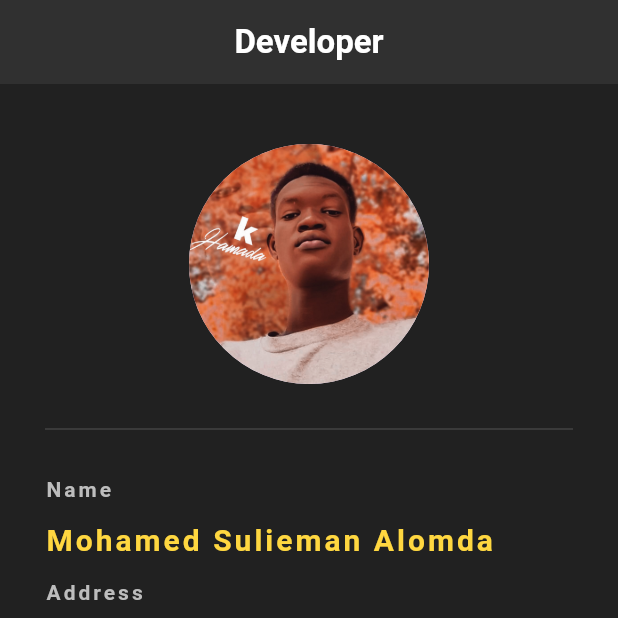
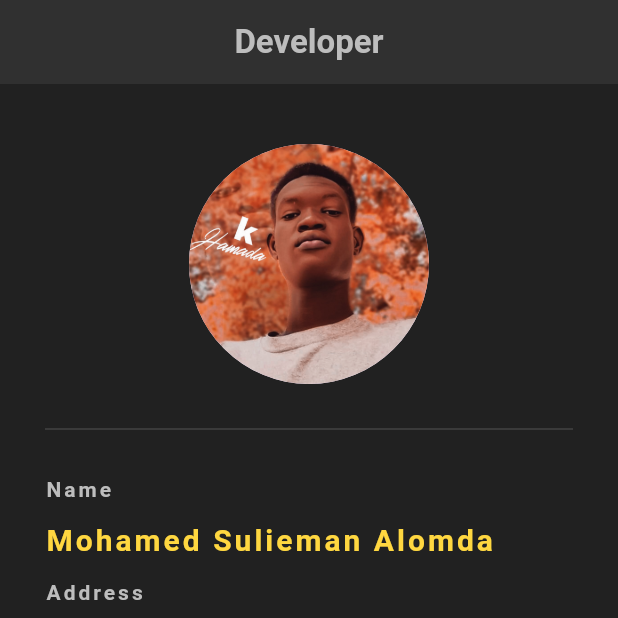
Before and after one commit to hamadax2/flutter, a Flutter app: the screen it shows after launch, on a phone screen of 412 x 824 dp, the top half of it. Run offline on Flutter 3.47's test engine with Material 3 defaults, Android fonts, the phone set to English and light mode, and no system bars; project files that could hold a hidden picture were left out.

Commit message:
Build my app

```diff
--- a/lib/main.dart
+++ b/lib/main.dart
@@ -14,7 +14,7 @@ class MyApp extends StatelessWidget {
         title: Text(
           'Developer',
           style: TextStyle(
-          color: Colors.white,
+          color: Colors.grey[400],
           fontWeight: FontWeight.bold,
               ), // TextStyle
             ),
```
